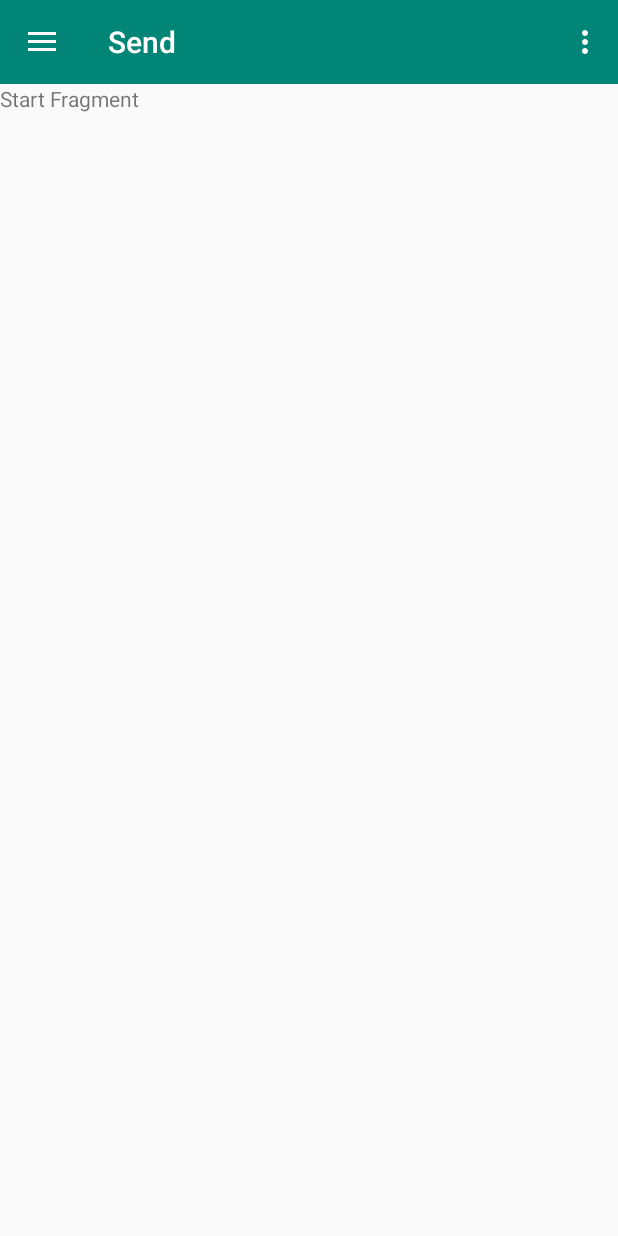
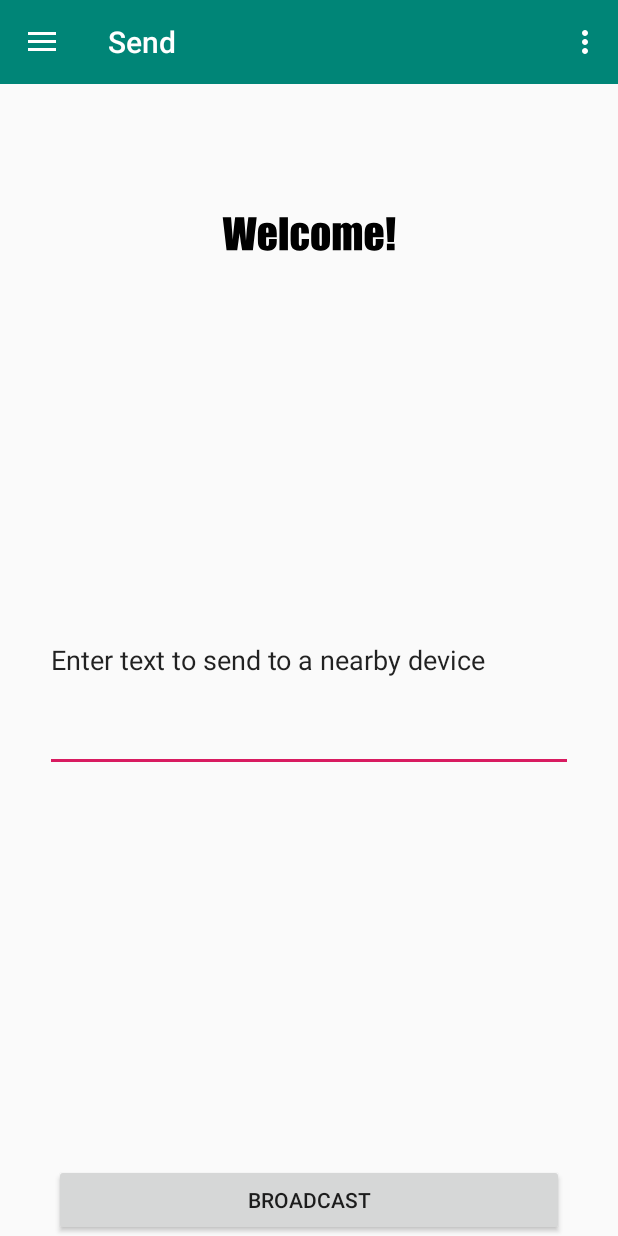
Before and after one commit to ZaneRammal/QuietPeopleMeet, an Android app: the screen it shows after launch (HomePageActivity), after a tap on "Send", on a phone screen of 412 x 824 dp. Run offline under Robolectric (Android 15) with nearby library versions, the light colour scheme and no system bars; 2 other taps on this screen came first.

Commit message:
Added TextNodes

```diff
--- a/app/src/main/java/ca/uoit/quietpeoplemeet1/NetworkInfo.java
+++ b/app/src/main/java/ca/uoit/quietpeoplemeet1/NetworkInfo.java
@@ -9,7 +9,7 @@ public final class NetworkInfo {
     public static List<SoundNode> soundNodes = new ArrayList<>();
     public static final int SERVER_PORT_NUMBER = 50210;
     public static List<InetAddress> peerAddresses = new ArrayList<>();
-
+    public static List<TextNode> textNodes = new ArrayList<>();
 
     private NetworkInfo(){}
 
--- a/app/src/main/java/ca/uoit/quietpeoplemeet1/SoundNode.java
+++ b/app/src/main/java/ca/uoit/quietpeoplemeet1/SoundNode.java
@@ -1,6 +1,6 @@
 package ca.uoit.quietpeoplemeet1;
 
-import java.io.Serializable;
+        import java.io.Serializable;
 
 public class SoundNode implements Serializable {
 
--- /dev/null
+++ b/app/src/main/res/drawable/ic_title.xml
@@ -0,0 +1,27 @@
+<vector android:height="24dp" android:viewportHeight="76.2"
+    android:viewportWidth="76.200005" android:width="24dp" xmlns:android="http://schemas.android.com/apk/res/android">
+    <path android:fillAlpha="1" android:fillColor="#000000"
+        android:pathData="m24.8088,33.8548 l-0.9663,8.3664h-2.7182q-0.3721,-1.9275 -0.6563,-4.3822 -0.1292,1.049 -0.6046,4.3822h-2.7027l-0.9715,-8.3664h2.1136l0.2222,2.9197 0.2274,2.8164q0.1189,-2.1859 0.5994,-5.7361h2.2634q0.0465,0.3669 0.2377,2.7595l0.2377,3.1781q0.1809,-3.0334 0.6046,-5.9376z"
+        android:strokeColor="#00000000" android:strokeWidth="0.26458332"/>
+    <path android:fillAlpha="1" android:fillColor="#000000"
+        android:pathData="m29.9093,38.9139h-2.7027v1.4831q0,0.4651 0.0672,0.5994 0.0672,0.1344 0.2584,0.1344 0.2377,0 0.3152,-0.1757 0.0827,-0.1809 0.0827,-0.6925v-0.9043h1.9792v0.5064q0,0.6356 -0.0827,0.9767 -0.0775,0.3411 -0.3721,0.7286 -0.2946,0.3876 -0.7493,0.5839 -0.4496,0.1912 -1.1317,0.1912 -0.6615,0 -1.1679,-0.1912 -0.5064,-0.1912 -0.7906,-0.5219 -0.2791,-0.3359 -0.3876,-0.7338 -0.1085,-0.4031 -0.1085,-1.1679v-1.9999q0,-0.8992 0.2429,-1.4159 0.2429,-0.5219 0.7958,-0.7958 0.5529,-0.279 1.2712,-0.279 0.8785,0 1.4469,0.3359 0.5736,0.3307 0.801,0.8837 0.2325,0.5478 0.2325,1.5451zM27.8164,37.7977v-0.5013q0,-0.5323 -0.0568,-0.6873 -0.0568,-0.155 -0.2325,-0.155 -0.217,0 -0.2687,0.1344 -0.0517,0.1292 -0.0517,0.708v0.5013z"
+        android:strokeColor="#00000000" android:strokeWidth="0.26458332"/>
+    <path android:fillAlpha="1" android:fillColor="#000000"
+        android:pathData="m32.7463,33.8548v8.3664h-2.1497v-8.3664z"
+        android:strokeColor="#00000000" android:strokeWidth="0.26458332"/>
+    <path android:fillAlpha="1" android:fillColor="#000000"
+        android:pathData="m38.1052,37.9527h-1.9689v-0.7907q0,-0.4134 -0.0672,-0.5581 -0.0672,-0.1499 -0.248,-0.1499 -0.1809,0 -0.2429,0.1292 -0.062,0.1292 -0.062,0.5788v3.2349q0,0.3669 0.093,0.5529 0.093,0.1809 0.2739,0.1809 0.2119,0 0.2842,-0.1912 0.0775,-0.1912 0.0775,-0.7235v-0.8165h1.8604q-0.0052,0.8217 -0.062,1.2351 -0.0517,0.4083 -0.3462,0.8423 -0.2894,0.4289 -0.7596,0.6511 -0.4703,0.217 -1.1627,0.217 -0.8837,0 -1.4004,-0.2997 -0.5168,-0.3049 -0.7338,-0.8475 -0.2119,-0.5478 -0.2119,-1.5503v-1.9482q0,-0.8733 0.1757,-1.3177 0.1757,-0.4444 0.7493,-0.7907 0.5736,-0.3514 1.3953,-0.3514 0.8165,0 1.3953,0.3462 0.5788,0.3462 0.77,0.8733 0.1912,0.5271 0.1912,1.4935z"
+        android:strokeColor="#00000000" android:strokeWidth="0.26458332"/>
+    <path android:fillAlpha="1" android:fillColor="#000000"
+        android:pathData="m43.4433,37.7719v1.6795q0,0.925 -0.093,1.3591 -0.093,0.4289 -0.3979,0.8062 -0.3049,0.3721 -0.7855,0.5529 -0.4754,0.1757 -1.0955,0.1757 -0.6925,0 -1.1731,-0.1499 -0.4806,-0.155 -0.7493,-0.4599 -0.2636,-0.3101 -0.3772,-0.7441 -0.1137,-0.4392 -0.1137,-1.3126v-1.757q0,-0.956 0.2067,-1.4935 0.2067,-0.5374 0.7441,-0.863 0.5374,-0.3256 1.3746,-0.3256 0.7028,0 1.2041,0.2119 0.5064,0.2067 0.7803,0.5426 0.2739,0.3359 0.3721,0.6925 0.1034,0.3566 0.1034,1.0852zM41.3556,37.2551q0,-0.5271 -0.0568,-0.6615 -0.0568,-0.1395 -0.2429,-0.1395 -0.186,0 -0.248,0.1395 -0.062,0.1344 -0.062,0.6615v3.0954q0,0.4858 0.062,0.6356 0.062,0.1447 0.2429,0.1447 0.186,0 0.2429,-0.1344 0.062,-0.1344 0.062,-0.5788z"
+        android:strokeColor="#00000000" android:strokeWidth="0.26458332"/>
+    <path android:fillAlpha="1" android:fillColor="#000000"
+        android:pathData="m46.1977,35.3638 l-0.0362,0.6511q0.2429,-0.3876 0.5788,-0.5788 0.3359,-0.1964 0.7648,-0.1964 0.8372,0 1.3177,0.7751 0.2636,-0.3876 0.5943,-0.5788 0.3307,-0.1964 0.7338,-0.1964 0.5323,0 0.8785,0.2584 0.3514,0.2584 0.4496,0.6356 0.0982,0.3721 0.0982,1.2144v4.8731h-2.0257v-4.47q0,-0.8785 -0.062,-1.0852 -0.0568,-0.2119 -0.2739,-0.2119 -0.2222,0 -0.2894,0.2067 -0.062,0.2067 -0.062,1.0904v4.47h-2.0257v-4.3563q0,-1.0077 -0.0517,-1.2092 -0.0465,-0.2015 -0.2687,-0.2015 -0.1395,0 -0.2377,0.1085 -0.0982,0.1033 -0.1085,0.2584 -0.0103,0.1499 -0.0103,0.646v4.7542h-2.0257v-6.8575z"
+        android:strokeColor="#00000000" android:strokeWidth="0.26458332"/>
+    <path android:fillAlpha="1" android:fillColor="#000000"
+        android:pathData="m57.0291,38.9139h-2.7027v1.4831q0,0.4651 0.0672,0.5994 0.0672,0.1344 0.2584,0.1344 0.2377,0 0.3152,-0.1757 0.0827,-0.1809 0.0827,-0.6925v-0.9043h1.9792v0.5064q0,0.6356 -0.0827,0.9767 -0.0775,0.3411 -0.3721,0.7286 -0.2946,0.3876 -0.7493,0.5839 -0.4496,0.1912 -1.1317,0.1912 -0.6615,0 -1.1679,-0.1912 -0.5064,-0.1912 -0.7906,-0.5219 -0.2791,-0.3359 -0.3876,-0.7338 -0.1085,-0.4031 -0.1085,-1.1679v-1.9999q0,-0.8992 0.2429,-1.4159 0.2429,-0.5219 0.7958,-0.7958 0.5529,-0.279 1.2712,-0.279 0.8785,0 1.4469,0.3359 0.5736,0.3307 0.801,0.8837 0.2325,0.5478 0.2325,1.5451zM54.9362,37.7977v-0.5013q0,-0.5323 -0.0568,-0.6873 -0.0568,-0.155 -0.2325,-0.155 -0.217,0 -0.2687,0.1344 -0.0517,0.1292 -0.0517,0.708v0.5013z"
+        android:strokeColor="#00000000" android:strokeWidth="0.26458332"/>
+    <path android:fillAlpha="1" android:fillColor="#000000"
+        android:pathData="m60.0108,33.8548 l-0.3411,6.2993h-1.6123l-0.3411,-6.2993zM59.8403,40.5469v1.6743h-1.9534v-1.6743z"
+        android:strokeColor="#00000000" android:strokeWidth="0.26458332"/>
+</vector>
--- a/app/src/main/res/layout/fragment_start.xml
+++ b/app/src/main/res/layout/fragment_start.xml
@@ -1,14 +1,36 @@
 <?xml version="1.0" encoding="utf-8"?>
 <FrameLayout xmlns:android="http://schemas.android.com/apk/res/android"
+    xmlns:app="http://schemas.android.com/apk/res-auto"
     xmlns:tools="http://schemas.android.com/tools"
     android:layout_width="match_parent"
     android:layout_height="match_parent"
     tools:context=".StartFragment">
 
     <!-- TODO: Update blank fragment layout -->
-    <TextView
-        android:layout_width="match_parent"
-        android:layout_height="match_parent"
-        android:text="Start Fragment" />
+
+    <ImageView
+        android:id="@+id/imageView3"
+        android:layout_width="417dp"
+        android:layout_height="200dp"
+        android:src="@drawable/ic_title"
+        android:layout_gravity="center_horizontal|top"
+        />
+
+    <EditText
+        android:id="@+id/chatText"
+        android:layout_width="352dp"
+        android:layout_height="149dp"
+        android:layout_gravity="center_horizontal|center_vertical"
+        android:ems="10"
+        android:inputType="textPersonName"
+        android:text="Enter text to send to a nearby device" />
+
+    <Button
+        android:id="@+id/button7"
+        android:layout_width="340dp"
+        android:layout_height="wrap_content"
+        android:layout_gravity="bottom|center_horizontal"
+        android:onClick="onButtonClick7"
+        android:text="Broadcast" />
 
 </FrameLayout>
```
Also changed, not shown: app/src/main/AndroidManifest.xml (+10 -11 lines), app/src/main/java/ca/uoit/quietpeoplemeet1/ChatActivity.java (added, +198 -0 lines), app/src/main/java/ca/uoit/quietpeoplemeet1/ChatDirectBroadcastReceiver.java (added, +70 -0 lines), app/src/main/java/ca/uoit/quietpeoplemeet1/HomePageActivity.java (+9 -0 lines), app/src/main/java/ca/uoit/quietpeoplemeet1/StartFragment.java (+16 -2 lines), app/src/main/java/ca/uoit/quietpeoplemeet1/TextNode.java (added, +22 -0 lines), app/src/main/java/ca/uoit/quietpeoplemeet1/TextNodeReceive.java (added, +83 -0 lines), app/src/main/java/ca/uoit/quietpeoplemeet1/TextNodeSend.java (added, +80 -0 lines), app/src/main/res/layout/activity_chat.xml (added, +125 -0 lines).
